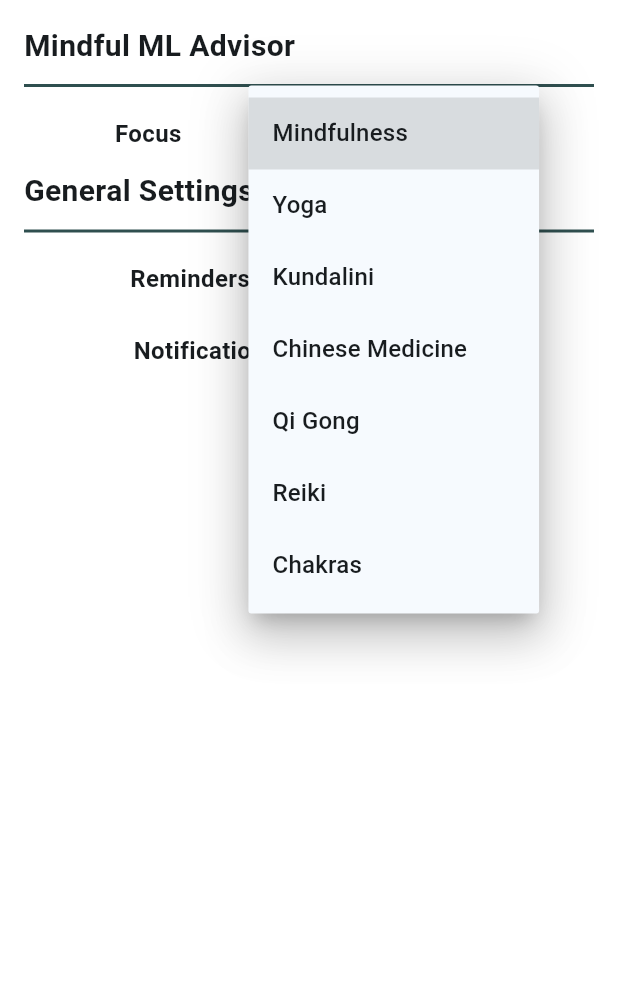
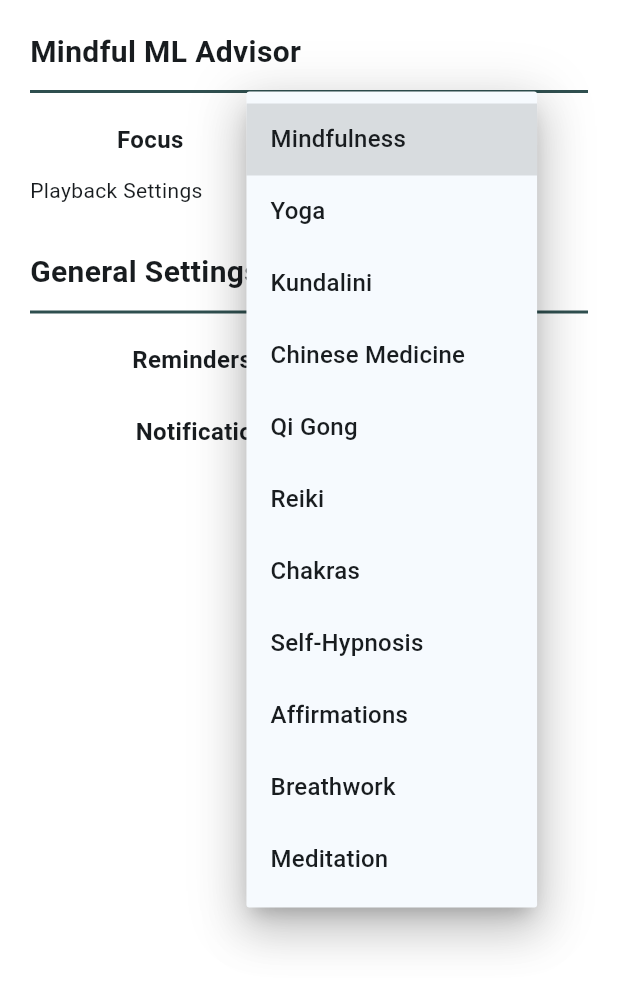
Before and after one commit to davidfitz314/EmotionJournalWGemini, a Flutter app: the SettingsList screen opened directly, after a tap on "Mindfulness", on a phone screen of 412 x 824 dp. Shown: the top 990 px of the screen. Run offline on Flutter 3.47's test engine with Material 3 defaults, Android fonts, the phone set to English and light mode, and no system bars; our stand-ins replace cloud_firestore, firebase_core, shared_preferences, sqflite; accounts and stored records are empty.

```diff
--- a/lib/db/journal_db.dart
+++ b/lib/db/journal_db.dart
@@ -5,6 +5,7 @@ import 'package:myapp/db/journal_model.dart';
 import 'package:path/path.dart';
 import 'package:sqflite/sqflite.dart';
 
+// TODO: convert this over to firebase for persistant storage accross devices
 class JournalDb {
   static final JournalDb instance = JournalDb._internal();
 
--- a/lib/widgets/home.dart
+++ b/lib/widgets/home.dart
@@ -1,6 +1,6 @@
 import 'package:flutter/material.dart';
 import 'package:myapp/widgets/background_gradient.dart';
-import 'package:myapp/widgets/emotion_selector.dart';
+import 'package:myapp/widgets/settings/emotion_selector.dart';
 
 class Home extends StatelessWidget {
   const Home({super.key});
--- a/lib/widgets/meditation_selector.dart
+++ b/lib/widgets/settings/meditation_selector.dart
@@ -8,7 +8,11 @@ const List<String> list = <String>[
   'Chinese Medicine',
   'Qi Gong',
   'Reiki',
-  'Chakras'
+  'Chakras',
+  'Self-Hypnosis',
+  'Affirmations',
+  'Breathwork',
+  'Meditation'
 ];
 
 class MeditationSelector extends StatefulWidget {
--- /dev/null
+++ b/lib/widgets/settings/playback_settings.dart
@@ -0,0 +1,16 @@
+import 'package:flutter/material.dart';
+
+// Suggested code may be subject to a license. Learn more: ~LicenseLog:2071469947.
+class PlaybackSettings extends StatefulWidget {
+  const PlaybackSettings({super.key});
+
+  @override
+  State<PlaybackSettings> createState() => _PlaybackSettingsState();
+}
+
+class _PlaybackSettingsState extends State<PlaybackSettings> {
+  @override
+  Widget build(BuildContext context) {
+    return const Text("Playback Settings");
+  }
+}
--- a/lib/widgets/settings.dart
+++ b/lib/widgets/settings/settings.dart
@@ -1,8 +1,9 @@
 import 'package:flutter/material.dart';
 import 'package:myapp/widgets/background_gradient.dart';
-import 'package:myapp/widgets/general_settings.dart';
-import 'package:myapp/widgets/meditation_selector.dart';
-import 'package:myapp/widgets/sub_title.dart';
+import 'package:myapp/widgets/settings/general_settings.dart';
+import 'package:myapp/widgets/settings/meditation_selector.dart';
+import 'package:myapp/widgets/settings/playback_settings.dart';
+import 'package:myapp/widgets/settings/sub_title.dart';
 
 class SettingsPage extends StatelessWidget {
   const SettingsPage({super.key});
@@ -19,19 +20,21 @@ class SettingsPage extends StatelessWidget {
 }
 
 class SettingsList extends StatelessWidget {
-// Suggested code may be subject to a license. Learn more: ~LicenseLog:2758149102.
   const SettingsList({super.key});
 
-// Suggested code may be subject to a license. Learn more: ~LicenseLog:3258788030.
   @override
   Widget build(BuildContext context) {
     return Scaffold(
         backgroundColor: Color.fromARGB(0, 0, 0, 0),
         body: Padding(
-            padding: const EdgeInsets.all(16.0),
+            padding: const EdgeInsets.all(20.0),
             child: ListView(children: const <Widget>[
               SubtitleWithLine(title: "Mindful ML Advisor"),
               MeditationSelector(),
+              Padding(
+                padding: EdgeInsets.only(bottom: 30),
+                child: PlaybackSettings(),
+              ),
               SubtitleWithLine(title: "General Settings"),
               GeneralSettings(),
               NotificationSettings(),
--- a/pubspec.yaml
+++ b/pubspec.yaml
@@ -40,6 +40,9 @@ dependencies:
   shared_preferences: ^2.2.3
   sqflite: ^2.3.3+1
   path: ^1.9.0
+  firebase_core: ^2.14.0
+  cloud_firestore: ^4.10.0
+  intl: ^0.19.0
 
 dev_dependencies:
   flutter_test:
```
Also changed, not shown: lib/db/database_service.dart (added, +33 -0 lines), lib/main.dart (+10 -3 lines), lib/widgets/jounal_entries.dart (+34 -26 lines), lib/widgets/mindfulness_entries.dart (added, +28 -0 lines), lib/widgets/playback_controls.dart (added, +40 -0 lines), lib/widgets/settings/emotion_selector.dart (renamed from lib/widgets/emotion_selector.dart, +10 -9 lines), firebase.json (added), lib/firebase_options.dart (added), lib/widgets/settings/general_settings.dart (renamed from lib/widgets/general_settings.dart), lib/widgets/settings/sub_title.dart (renamed from lib/widgets/sub_title.dart), pubspec.lock, 3 other files.
